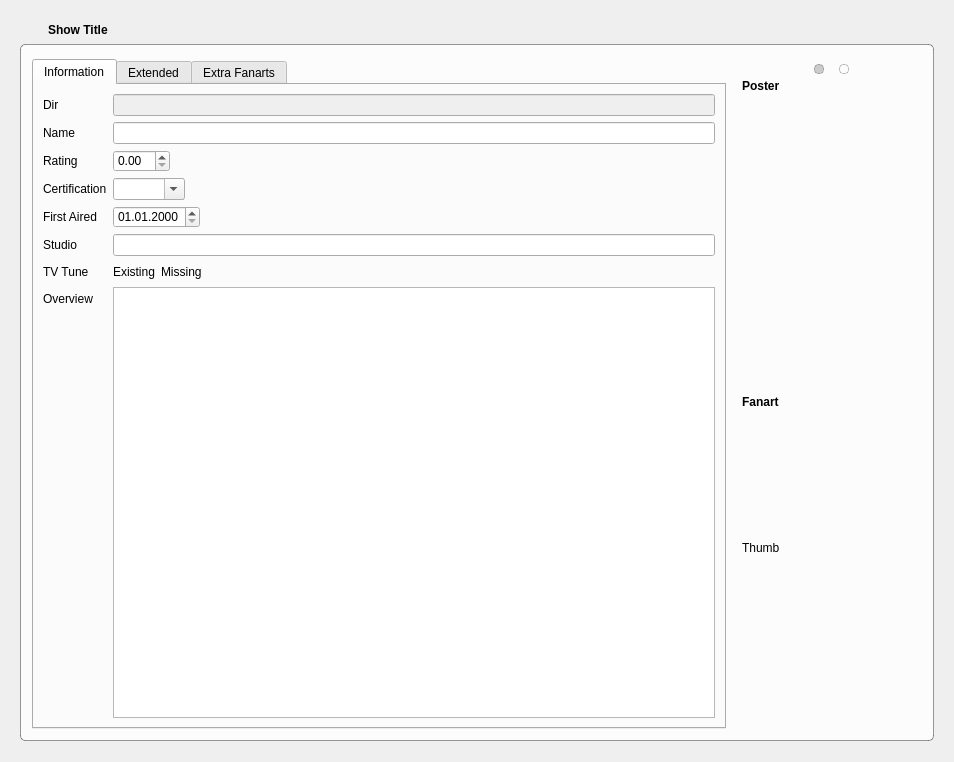
This is tvShows/TvShowWidgetTvShow.ui in Komet/MediaElch as Qt 5 draws it before an edit. The edited form follows.
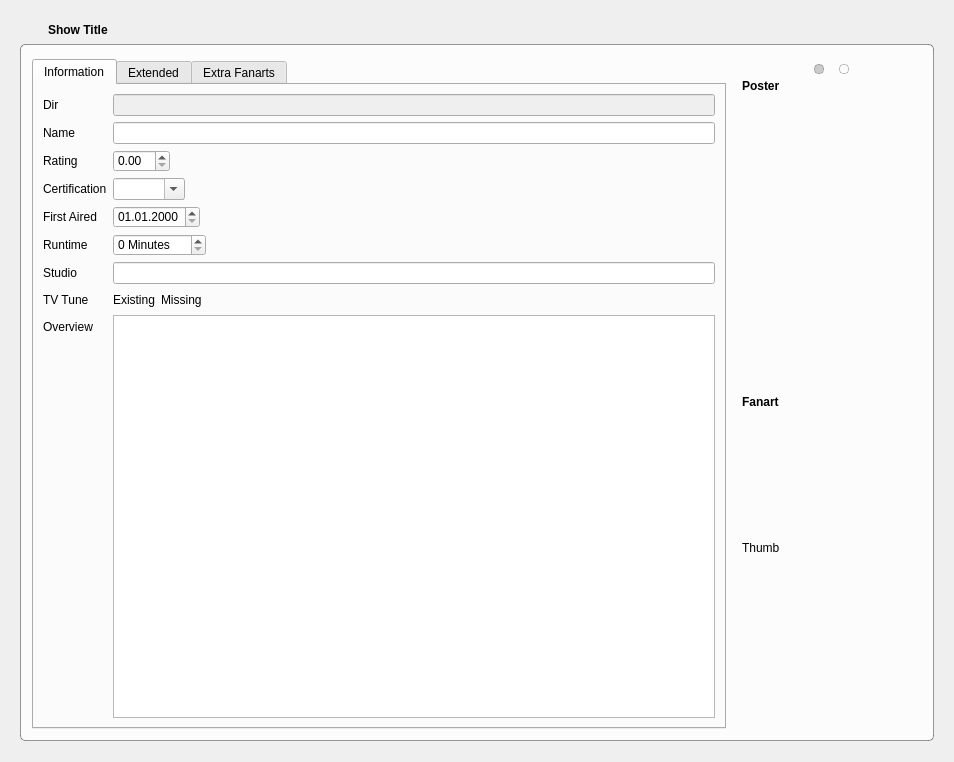
This is the edited form. Icons and pictures are not drawn. Custom widgets are drawn as their Qt base class.

Commit message: Fixes #40 Added runtime from The TV Db

The edit to the form file:
```diff
--- a/tvShows/TvShowWidgetTvShow.ui
+++ b/tvShows/TvShowWidgetTvShow.ui
@@ -176,24 +176,24 @@
               </property>
              </widget>
             </item>
-            <item row="5" column="0">
+            <item row="6" column="0">
              <widget class="QLabel" name="label_9">
               <property name="text">
                <string>Studio</string>
               </property>
              </widget>
             </item>
-            <item row="5" column="1">
+            <item row="6" column="1">
              <widget class="QLineEdit" name="studio"/>
             </item>
-            <item row="6" column="0">
+            <item row="7" column="0">
              <widget class="QLabel" name="label_10">
               <property name="text">
                <string>TV Tune</string>
               </property>
              </widget>
             </item>
-            <item row="6" column="1">
+            <item row="7" column="1">
              <layout class="QHBoxLayout" name="horizontalLayout">
               <item>
                <widget class="Badge" name="badgeTuneExisting">
@@ -233,16 +233,33 @@
               </item>
              </layout>
             </item>
-            <item row="7" column="0">
+            <item row="8" column="0">
              <widget class="QLabel" name="label_15">
               <property name="text">
                <string>Overview</string>
               </property>
              </widget>
             </item>
-            <item row="7" column="1">
+            <item row="8" column="1">
              <widget class="QTextEdit" name="overview"/>
             </item>
+            <item row="5" column="0">
+             <widget class="QLabel" name="label_6">
+              <property name="text">
+               <string>Runtime</string>
+              </property>
+             </widget>
+            </item>
+            <item row="5" column="1">
+             <widget class="QSpinBox" name="runtime">
+              <property name="suffix">
+               <string> Minutes</string>
+              </property>
+              <property name="maximum">
+               <number>999</number>
+              </property>
+             </widget>
+            </item>
            </layout>
           </item>
          </layout>
```
The commit also changes 10 other files.
